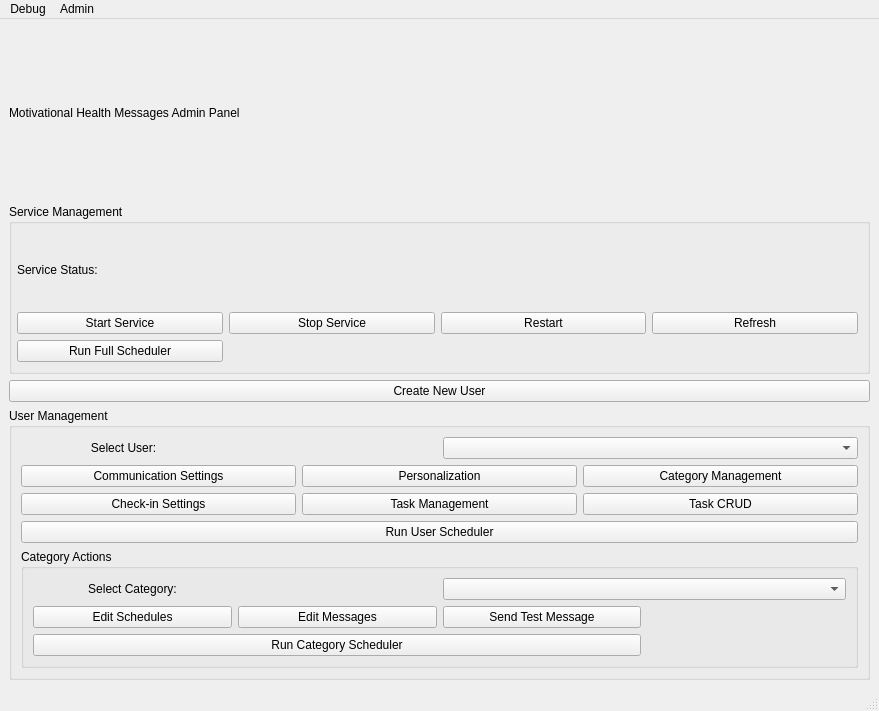
Jacfogel/MHM, file ui/designs/admin_panel.ui: the form before one commit.
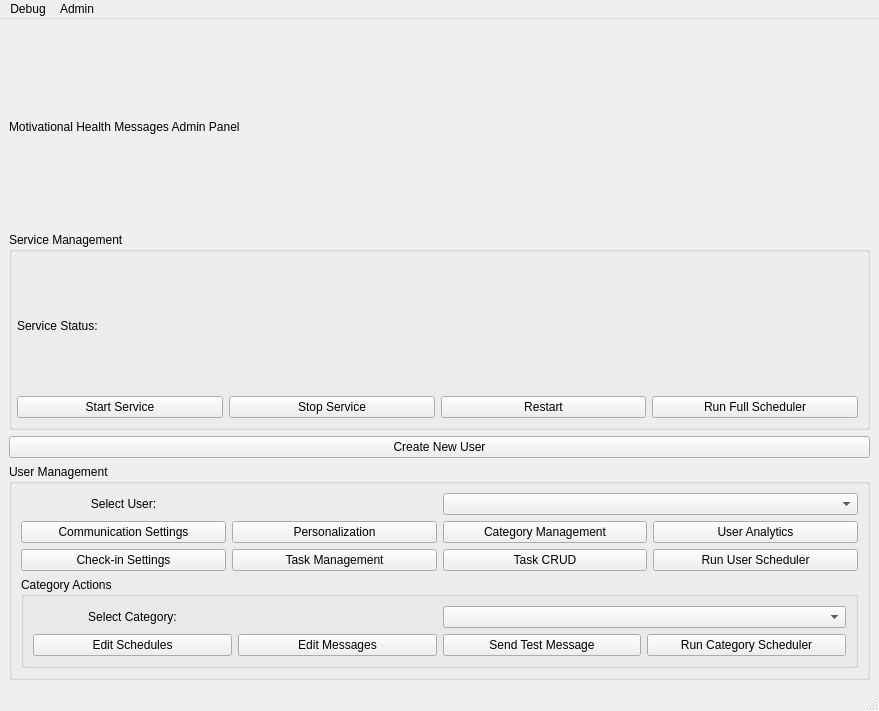
The form after the commit.

Commit message:
UI: Admin panel layout improvements - consistent 4-button design
- Service Management: Removed Refresh button, moved Run Full Scheduler to main row
- User Management: Expanded to 4 buttons wide (1.75 rows), added User Analytics button
- Category Management: Fixed Run Category Scheduler positioning and sizing
- All sections now have professional, uniform appearance with proper alignment
- Updated .ui file, regenerated PyQt code, added signal connections
- Added placeholder User Analytics functionality for future development

The edit to the form file:
```diff
--- a/ui/designs/admin_panel.ui
+++ b/ui/designs/admin_panel.ui
@@ -67,13 +67,6 @@
           </widget>
          </item>
          <item row="1" column="3">
-          <widget class="QPushButton" name="pushButton_refresh_server_status">
-           <property name="text">
-            <string>Refresh</string>
-           </property>
-          </widget>
-         </item>
-                   <item row="2" column="0">
            <widget class="QPushButton" name="pushButton_run_scheduler">
             <property name="text">
              <string>Run Full Scheduler</string>
@@ -158,6 +151,13 @@
              </property>
             </widget>
            </item>
+            <item row="0" column="3">
+             <widget class="QPushButton" name="pushButton_user_analytics">
+              <property name="text">
+               <string>User Analytics</string>
+              </property>
+             </widget>
+            </item>
            <item row="1" column="0">
             <widget class="QPushButton" name="pushButton_checkin_settings">
              <property name="text">
@@ -179,7 +179,7 @@
               </property>
              </widget>
             </item>
-            <item row="2" column="0" colspan="3">
+             <item row="1" column="3">
              <widget class="QPushButton" name="pushButton_run_user_scheduler">
               <property name="text">
                <string>Run User Scheduler</string>
@@ -238,7 +238,7 @@
                </property>
               </widget>
              </item>
-             <item row="2" column="0" colspan="3">
+             <item row="1" column="3">
               <widget class="QPushButton" name="pushButton_run_category_scheduler">
                <property name="text">
                 <string>Run Category Scheduler</string>
```
Lines whose indentation alone changed are shown as unchanged. The commit also changes 22 other files.
